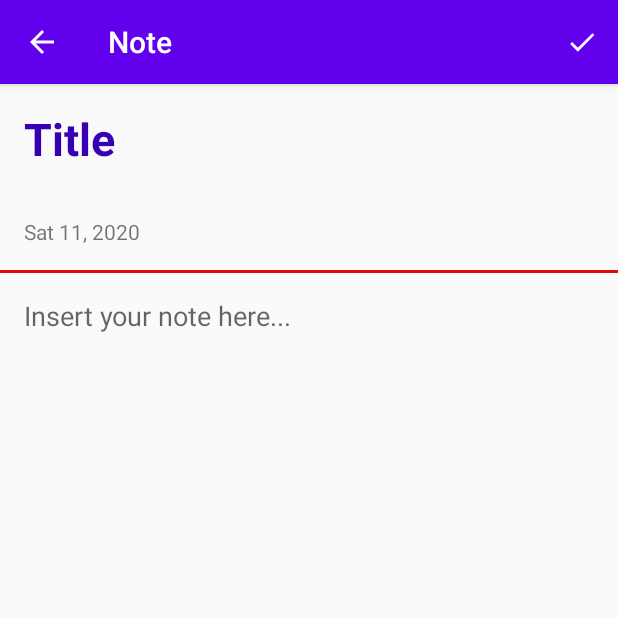
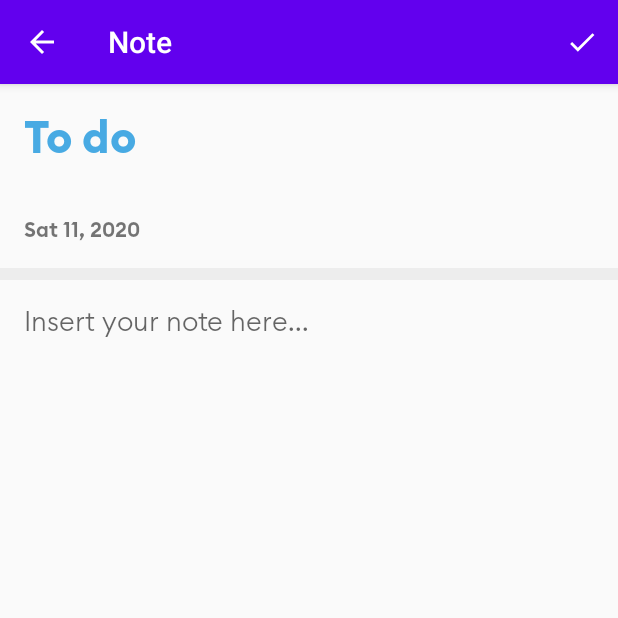
Before and after one commit to SuperCaliMan/Notes, an Android app: the NoteCreateFragment screen opened through its navigation route, on a phone screen of 412 x 824 dp, the top half of it. Run offline under Robolectric (Android 15) with nearby library versions, the phone set to English and light mode, and no system bars; our stand-ins replace Firebase (no records; nobody signed in at launch, a user with empty details on screens opened directly), Timber; libraries missing offline, so code that uses them is left out: org.koin.ext.

Commit message:
add font, change colors.xml

```diff
--- a/app/src/main/java/com/supercaliman/note/ui/main/AdapterList.kt
+++ b/app/src/main/java/com/supercaliman/note/ui/main/AdapterList.kt
@@ -6,6 +6,7 @@ import android.view.ViewGroup
 import android.widget.TextView
 import androidx.recyclerview.widget.RecyclerView
 import com.supercaliman.domain.UiNote
+import com.supercaliman.note.BindingRecycleView
 import com.supercaliman.note.R
 
 class AdapterList():RecyclerView.Adapter<AdapterList.ItemViewHolder>(){
@@ -29,6 +30,7 @@ class AdapterList():RecyclerView.Adapter<AdapterList.ItemViewHolder>(){
        holder.bind(data[position])
     }
 
+
     class ItemViewHolder(inflater: LayoutInflater, parent: ViewGroup):
         RecyclerView.ViewHolder(inflater.inflate(R.layout.card_list,parent,false)){
 
--- a/app/src/main/res/layout/card_list.xml
+++ b/app/src/main/res/layout/card_list.xml
@@ -40,6 +40,7 @@
                 android:layout_marginStart="16dp"
                 android:layout_marginTop="16dp"
                 android:text="TextView"
+                android:fontFamily="@font/euclid_circular_bold"
                 android:textStyle="bold"
                 app:layout_constraintEnd_toEndOf="parent"
                 app:layout_constraintStart_toStartOf="parent"
@@ -52,6 +53,7 @@
                 android:layout_marginTop="16dp"
                 android:layout_marginBottom="16dp"
                 android:text="TextView"
+                android:fontFamily="@font/euclid_circular_light"
                 app:layout_constraintBottom_toBottomOf="parent"
                 app:layout_constraintEnd_toEndOf="@+id/textView"
                 app:layout_constraintStart_toStartOf="@+id/textView"
--- a/app/src/main/res/layout/empty_layout.xml
+++ b/app/src/main/res/layout/empty_layout.xml
@@ -31,6 +31,7 @@
         android:layout_marginEnd="16dp"
         android:layout_marginBottom="192dp"
         android:gravity="center"
+        android:fontFamily="@font/euclid_circular_light"
         android:text="@string/no_data"
         android:textSize="20sp"
         android:textStyle="bold"
--- a/app/src/main/res/layout/fragment_note_detail.xml
+++ b/app/src/main/res/layout/fragment_note_detail.xml
@@ -22,24 +22,25 @@
                 android:layout_height="wrap_content"
                 android:layout_margin="@dimen/default_margin"
                 android:background="@android:color/transparent"
-                android:hint="Title"
-                android:textColor="@color/colorPrimaryDark"
-                android:textColorHint="@color/colorPrimaryDark"
-                android:textSize="30sp"
-                android:textStyle="bold" />
+                android:hint="@string/title"
+                android:fontFamily="@font/euclid_circular_bold"
+                android:textColor="@color/blue"
+                android:textColorHint="@color/blue"
+                android:textSize="30sp" />
 
             <TextView
                 android:id="@+id/txt_date"
                 android:layout_width="match_parent"
                 android:layout_height="wrap_content"
                 android:layout_margin="@dimen/default_margin"
+                android:fontFamily="@font/euclid_circular_semi_bold"
                 android:text="date" />
 
             <View
                 android:layout_width="match_parent"
-                android:layout_height="2dp"
-                android:background="#CD0F0F"
-                android:backgroundTint="#DF0B0B" />
+                android:layout_height="8dp"
+                android:background="@color/gray"
+                android:backgroundTint="@color/gray" />
 
             <EditText
                 android:id="@+id/txt_detail"
@@ -48,6 +49,7 @@
                 android:layout_margin="@dimen/default_margin"
                 android:background="@android:color/transparent"
                 android:gravity="start|top"
+                android:fontFamily="@font/euclid_circular_light"
                 android:hint="@string/insert_your_note_here"
                 android:inputType="textMultiLine" />
 
--- a/app/src/main/res/values/colors.xml
+++ b/app/src/main/res/values/colors.xml
@@ -3,4 +3,6 @@
     <color name="colorPrimary">#6200EE</color>
     <color name="colorPrimaryDark">#3700B3</color>
     <color name="colorAccent">#03DAC5</color>
+    <color name="blue">#48aae3</color>
+    <color name="gray">#ededed</color>
 </resources>
--- a/app/src/main/res/values/strings.xml
+++ b/app/src/main/res/values/strings.xml
@@ -5,4 +5,5 @@
     <string name="insert_your_note_here">Insert your note here...</string>
     <string name="save">save</string>
     <string name="no_data">There is no note, press \"+\" button to add new note</string>
+    <string name="title">To do</string>
 </resources>
--- a/app/src/main/res/values/styles.xml
+++ b/app/src/main/res/values/styles.xml
@@ -7,4 +7,9 @@
         <item name="colorAccent">@color/colorAccent</item>
     </style>
 
+    <style name="TitleBarTextAppearance" parent="android:TextAppearance">
+        <item name="android:fontFamily">@font/euclid_circular_bold</item>
+        <item name="android:textColor">@android:color/white</item>
+    </style>
+
 </resources>
```
Also changed, not shown: app/src/main/java/com/supercaliman/note/BindingRecycleView.kt (added, +8 -0 lines), app/src/main/res/font/euclid_circular.xml (added, +60 -0 lines), app/src/main/res/font/euclid_circular_bold.otf (added), app/src/main/res/font/euclid_circular_light.otf (added), app/src/main/res/font/euclid_circular_medium.otf (added), app/src/main/res/font/euclid_circular_regular.otf (added), app/src/main/res/font/euclid_circular_semi_bold.otf (added), app/src/main/res/font/source_code_pro_bold.ttf (added).
